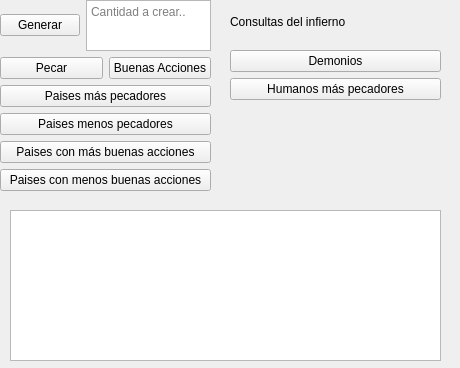
Above: progra2/worldwindow.ui from madri308/Heaven_vs_Hell before the change. Below: the same form after it.
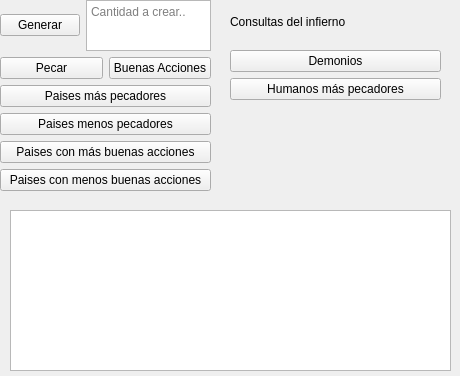
That is the form after the change. Icons and pictures are not drawn.

Patch:
```diff
--- a/progra2/worldwindow.ui
+++ b/progra2/worldwindow.ui
@@ -7,7 +7,7 @@
     <x>0</x>
     <y>0</y>
     <width>460</width>
-    <height>368</height>
+    <height>376</height>
    </rect>
   </property>
   <property name="sizePolicy">
@@ -143,8 +143,8 @@
      <rect>
       <x>10</x>
       <y>210</y>
-      <width>431</width>
-      <height>151</height>
+      <width>441</width>
+      <height>161</height>
      </rect>
     </property>
    </widget>
```
